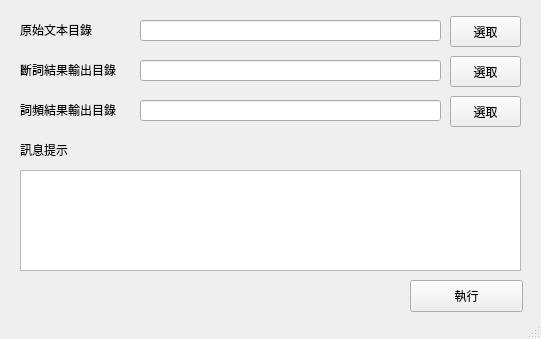
This is view.ui in feather0611/TF-Tool as Qt 5 draws it before an edit. The edited form follows.
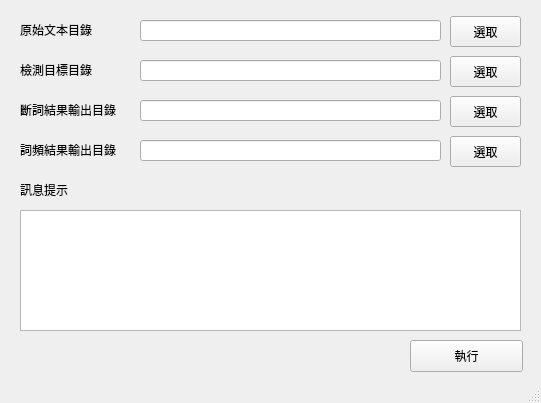
This is the edited form.

Commit message:
-Add Target resource area on UI. -Make everything ready for run main works.
-新增UI目標詞群位址
-讓一切準備好開始主要任務

Diff of the .ui file:
```diff
--- a/view.ui
+++ b/view.ui
@@ -7,7 +7,7 @@
     <x>0</x>
     <y>0</y>
     <width>541</width>
-    <height>339</height>
+    <height>403</height>
    </rect>
   </property>
   <property name="windowTitle">
@@ -36,7 +36,7 @@
     <property name="geometry">
      <rect>
       <x>20</x>
-      <y>60</y>
+      <y>100</y>
       <width>121</width>
       <height>20</height>
      </rect>
@@ -70,7 +70,7 @@
     <property name="geometry">
      <rect>
       <x>450</x>
-      <y>56</y>
+      <y>96</y>
       <width>71</width>
       <height>31</height>
      </rect>
@@ -83,7 +83,7 @@
     <property name="geometry">
      <rect>
       <x>20</x>
-      <y>100</y>
+      <y>140</y>
       <width>111</width>
       <height>20</height>
      </rect>
@@ -101,7 +101,7 @@
     <property name="geometry">
      <rect>
       <x>450</x>
-      <y>96</y>
+      <y>136</y>
       <width>71</width>
       <height>31</height>
      </rect>
@@ -133,7 +133,7 @@
     <property name="geometry">
      <rect>
       <x>140</x>
-      <y>60</y>
+      <y>100</y>
       <width>301</width>
       <height>21</height>
      </rect>
@@ -149,7 +149,7 @@
     <property name="geometry">
      <rect>
       <x>140</x>
-      <y>100</y>
+      <y>140</y>
       <width>301</width>
       <height>21</height>
      </rect>
@@ -165,9 +165,9 @@
     <property name="geometry">
      <rect>
       <x>20</x>
-      <y>170</y>
+      <y>210</y>
       <width>501</width>
-      <height>101</height>
+      <height>121</height>
      </rect>
     </property>
     <property name="readOnly">
@@ -178,7 +178,7 @@
     <property name="geometry">
      <rect>
       <x>20</x>
-      <y>140</y>
+      <y>180</y>
       <width>111</width>
       <height>20</height>
      </rect>
@@ -196,7 +196,7 @@
     <property name="geometry">
      <rect>
       <x>410</x>
-      <y>280</y>
+      <y>340</y>
       <width>113</width>
       <height>32</height>
      </rect>
@@ -205,6 +205,53 @@
      <string>執行</string>
     </property>
    </widget>
+   <widget class="QPushButton" name="Target_res_selButton">
+    <property name="geometry">
+     <rect>
+      <x>450</x>
+      <y>56</y>
+      <width>71</width>
+      <height>31</height>
+     </rect>
+    </property>
+    <property name="text">
+     <string>選取</string>
+    </property>
+   </widget>
+   <widget class="QLabel" name="label_5">
+    <property name="geometry">
+     <rect>
+      <x>20</x>
+      <y>60</y>
+      <width>111</width>
+      <height>20</height>
+     </rect>
+    </property>
+    <property name="font">
+     <font>
+      <family>Arial</family>
+     </font>
+    </property>
+    <property name="text">
+     <string>檢測目標目錄</string>
+    </property>
+   </widget>
+   <widget class="QLineEdit" name="Target_res_dir">
+    <property name="enabled">
+     <bool>true</bool>
+    </property>
+    <property name="geometry">
+     <rect>
+      <x>140</x>
+      <y>60</y>
+      <width>301</width>
+      <height>21</height>
+     </rect>
+    </property>
+    <property name="readOnly">
+     <bool>true</bool>
+    </property>
+   </widget>
   </widget>
   <widget class="QStatusBar" name="statusbar"/>
  </widget>
```
The commit also changes 6 other files.
